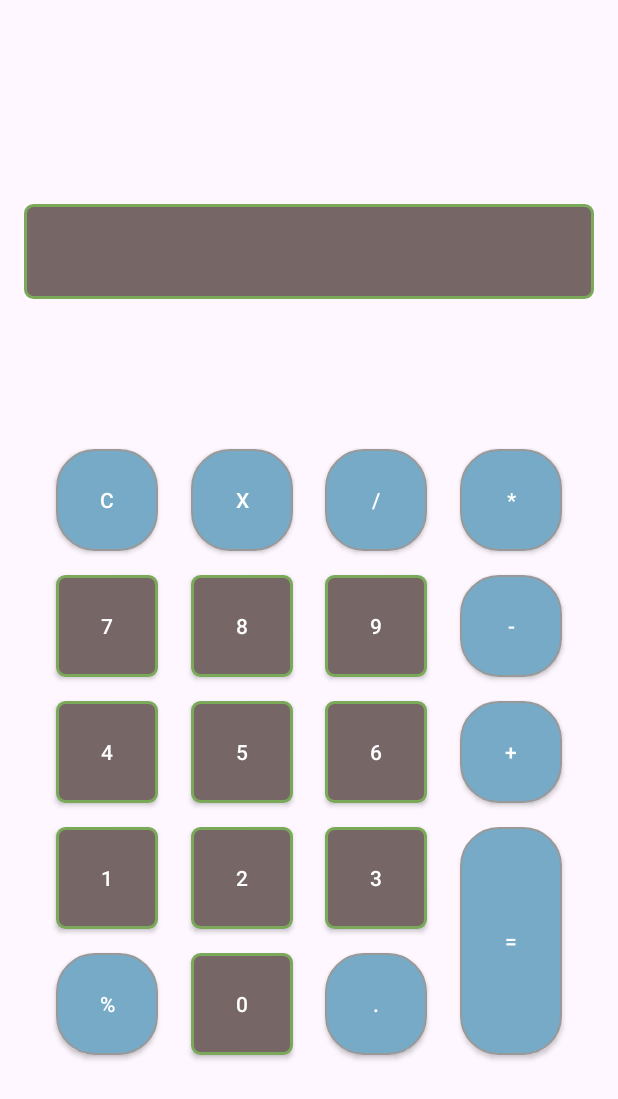
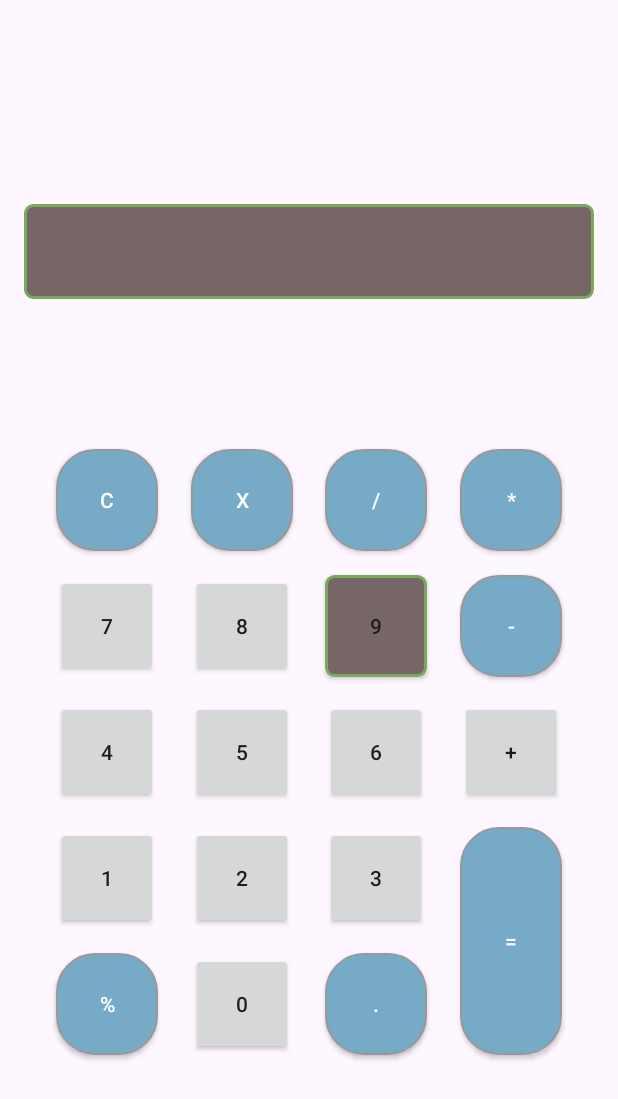
Before and after one commit to waleHa/AndroidTaskApril26, an Android app: the CalculatorActivity screen opened directly, with no data from a screen before it, on a phone screen of 412 x 824 dp. Shown: the top 1099 px of the screen. Run offline under Robolectric (Android 15) with nearby library versions, the phone set to English and light mode, and no system bars.

Commit message:
Add style

```diff
--- a/app/src/main/res/drawable/borders.xml
+++ b/app/src/main/res/drawable/borders.xml
@@ -3,4 +3,5 @@
     <solid android:color="#776666" />
     <stroke android:width="2dp" android:color="#79A959"/>
     <corners android:radius="5dp"/>
+
 </shape>
--- a/app/src/main/res/drawable/selector_button_numbers.xml
+++ b/app/src/main/res/drawable/selector_button_numbers.xml
@@ -4,5 +4,4 @@
     <item android:drawable="@drawable/shape_button_numbers_pressed" android:state_pressed="true" /> <!-- pressed -->
     <item android:drawable="@drawable/shape_button_numbers_pressed" android:state_focused="true" /> <!-- focused -->
     <item android:drawable="@drawable/borders" />
-
 </selector>
--- a/app/src/main/res/layout/activity_calculator.xml
+++ b/app/src/main/res/layout/activity_calculator.xml
@@ -15,9 +15,9 @@
         android:layout_marginTop="120dp"
         android:background="@drawable/borders"
         android:ellipsize="start"
-        android:paddingHorizontal="5dp"
         android:inputType="text"
         android:maxLines="1"
+        android:paddingHorizontal="5dp"
         android:paddingVertical="22dp"
         android:textColor="@color/white"
         app:layout_constraintEnd_toEndOf="parent"
@@ -28,8 +28,8 @@
     <!-- Group1-->
     <androidx.appcompat.widget.AppCompatButton
         android:id="@+id/button_C"
-        android:layout_width="68dp"
-        android:layout_height="68dp"
+        android:layout_width="@dimen/button_calculator_68dp"
+        android:layout_height="@dimen/button_calculator_68dp"
         android:layout_marginTop="100dp"
         android:background="@drawable/selector_button_signs"
         android:text="C"
@@ -41,8 +41,8 @@
 
     <androidx.appcompat.widget.AppCompatButton
         android:id="@+id/button_X"
-        android:layout_width="68dp"
-        android:layout_height="68dp"
+        android:layout_width="@dimen/button_calculator_68dp"
+        android:layout_height="@dimen/button_calculator_68dp"
         android:layout_marginTop="100dp"
         android:background="@drawable/selector_button_signs"
         android:text="X"
@@ -54,8 +54,8 @@
 
     <androidx.appcompat.widget.AppCompatButton
         android:id="@+id/button_div"
-        android:layout_width="68dp"
-        android:layout_height="68dp"
+        android:layout_width="@dimen/button_calculator_68dp"
+        android:layout_height="@dimen/button_calculator_68dp"
         android:layout_marginTop="100dp"
         android:background="@drawable/selector_button_signs"
         android:text="/"
@@ -67,8 +67,8 @@
 
     <androidx.appcompat.widget.AppCompatButton
         android:id="@+id/button_mult"
-        android:layout_width="68dp"
-        android:layout_height="68dp"
+        android:layout_width="@dimen/button_calculator_68dp"
+        android:layout_height="@dimen/button_calculator_68dp"
         android:layout_marginTop="100dp"
         android:background="@drawable/selector_button_signs"
         android:text="*"
@@ -81,44 +81,42 @@
 
     <androidx.appcompat.widget.AppCompatButton
         android:id="@+id/button_7"
-        android:layout_width="68dp"
-        android:layout_height="68dp"
+        android:layout_width="@dimen/button_calculator_68dp"
+        android:layout_height="@dimen/button_calculator_68dp"
         android:layout_marginTop="16dp"
-        android:background="@drawable/selector_button_numbers"
+        android:style="@style/custom_number_button"
         android:text="7"
-        android:textColor="@color/white"
         app:layout_constraintEnd_toStartOf="@+id/button_X"
         app:layout_constraintStart_toStartOf="parent"
         app:layout_constraintTop_toBottomOf="@+id/button_C" />
 
     <androidx.appcompat.widget.AppCompatButton
         android:id="@+id/button_8"
-        android:layout_width="68dp"
-        android:layout_height="68dp"
+        android:layout_width="@dimen/button_calculator_68dp"
+        android:layout_height="@dimen/button_calculator_68dp"
         android:layout_marginTop="16dp"
-        android:background="@drawable/selector_button_numbers"
         android:text="8"
-        android:textColor="@color/white"
+        android:style="@style/custom_number_button"
         app:layout_constraintEnd_toStartOf="@+id/button_div"
         app:layout_constraintStart_toEndOf="@+id/button_7"
         app:layout_constraintTop_toBottomOf="@+id/button_X" />
 
     <androidx.appcompat.widget.AppCompatButton
         android:id="@+id/button_9"
-        android:layout_width="68dp"
-        android:layout_height="68dp"
+        android:layout_width="@dimen/button_calculator_68dp"
+        android:layout_height="@dimen/button_calculator_68dp"
         android:layout_marginTop="16dp"
         android:background="@drawable/selector_button_numbers"
         android:text="9"
-        android:textColor="@color/white"
+        android:style="@style/custom_number_button"
         app:layout_constraintEnd_toStartOf="@+id/button_mult"
         app:layout_constraintStart_toEndOf="@+id/button_8"
         app:layout_constraintTop_toBottomOf="@+id/button_div" />
 
     <androidx.appcompat.widget.AppCompatButton
         android:id="@+id/button_minus"
-        android:layout_width="68dp"
-        android:layout_height="68dp"
+        android:layout_width="@dimen/button_calculator_68dp"
+        android:layout_height="@dimen/button_calculator_68dp"
         android:layout_marginTop="16dp"
         android:background="@drawable/selector_button_signs"
         android:text="-"
@@ -131,48 +129,44 @@
 
     <androidx.appcompat.widget.AppCompatButton
         android:id="@+id/button_4"
-        android:layout_width="68dp"
-        android:layout_height="68dp"
+        android:layout_width="@dimen/button_calculator_68dp"
+        android:layout_height="@dimen/button_calculator_68dp"
         android:layout_marginTop="16dp"
-        android:background="@drawable/selector_button_numbers"
         android:text="4"
-        android:textColor="@color/white"
+        android:style="@style/custom_number_button"
         app:layout_constraintEnd_toStartOf="@+id/button_X"
         app:layout_constraintStart_toStartOf="parent"
         app:layout_constraintTop_toBottomOf="@+id/button_7" />
 
     <androidx.appcompat.widget.AppCompatButton
         android:id="@+id/button_5"
-        android:layout_width="68dp"
-        android:layout_height="68dp"
+        android:layout_width="@dimen/button_calculator_68dp"
+        android:layout_height="@dimen/button_calculator_68dp"
         android:layout_marginTop="16dp"
-        android:background="@drawable/selector_button_numbers"
+        android:style="@style/custom_number_button"
         android:text="5"
-        android:textColor="@color/white"
         app:layout_constraintEnd_toStartOf="@+id/button_div"
         app:layout_constraintStart_toEndOf="@+id/button_7"
         app:layout_constraintTop_toBottomOf="@+id/button_8" />
 
     <androidx.appcompat.widget.AppCompatButton
         android:id="@+id/button_6"
-        android:layout_width="68dp"
-        android:layout_height="68dp"
+        android:layout_width="@dimen/button_calculator_68dp"
+        android:layout_height="@dimen/button_calculator_68dp"
         android:layout_marginTop="16dp"
-        android:background="@drawable/selector_button_numbers"
+        android:style="@style/custom_number_button"
         android:text="6"
-        android:textColor="@color/white"
         app:layout_constraintEnd_toStartOf="@+id/button_mult"
         app:layout_constraintStart_toEndOf="@+id/button_8"
         app:layout_constraintTop_toBottomOf="@+id/button_9" />
 
     <androidx.appcompat.widget.AppCompatButton
         android:id="@+id/button_plus"
-        android:layout_width="68dp"
-        android:layout_height="68dp"
+        android:layout_width="@dimen/button_calculator_68dp"
+        android:layout_height="@dimen/button_calculator_68dp"
         android:layout_marginTop="16dp"
-        android:background="@drawable/selector_button_signs"
+        android:style="@style/custom_number_button"
         android:text="+"
-        android:textColor="@color/button_signs_text_color"
         app:layout_constraintEnd_toEndOf="@id/button_mult"
         app:layout_constraintStart_toStartOf="@id/button_mult"
         app:layout_constraintTop_toBottomOf="@+id/button_minus" />
@@ -182,43 +176,40 @@
 
     <androidx.appcompat.widget.AppCompatButton
         android:id="@+id/button_1"
-        android:layout_width="68dp"
-        android:layout_height="68dp"
+        android:layout_width="@dimen/button_calculator_68dp"
+        android:layout_height="@dimen/button_calculator_68dp"
         android:layout_marginTop="16dp"
-        android:background="@drawable/selector_button_numbers"
         android:text="1"
-        android:textColor="@color/white"
+        android:style="@style/custom_number_button"
         app:layout_constraintEnd_toStartOf="@+id/button_X"
         app:layout_constraintStart_toStartOf="parent"
         app:layout_constraintTop_toBottomOf="@+id/button_4" />
 
     <androidx.appcompat.widget.AppCompatButton
         android:id="@+id/button_2"
-        android:layout_width="68dp"
-        android:layout_height="68dp"
+        android:layout_width="@dimen/button_calculator_68dp"
+        android:layout_height="@dimen/button_calculator_68dp"
         android:layout_marginTop="16dp"
-        android:background="@drawable/selector_button_numbers"
         android:text="2"
-        android:textColor="@color/white"
+        android:style="@style/custom_number_button"
         app:layout_constraintEnd_toStartOf="@+id/button_div"
         app:layout_constraintStart_toEndOf="@+id/button_7"
         app:layout_constraintTop_toBottomOf="@+id/button_5" />
 
     <androidx.appcompat.widget.AppCompatButton
         android:id="@+id/button_3"
-        android:layout_width="68dp"
-        android:layout_height="68dp"
+        android:layout_width="@dimen/button_calculator_68dp"
+        android:layout_height="@dimen/button_calculator_68dp"
         android:layout_marginTop="16dp"
-        android:background="@drawable/selector_button_numbers"
         android:text="3"
-        android:textColor="@color/white"
+        android:style="@style/custom_number_button"
         app:layout_constraintEnd_toStartOf="@+id/button_mult"
         app:layout_constraintStart_toEndOf="@+id/button_8"
         app:layout_constraintTop_toBottomOf="@+id/button_6" />
 
     <androidx.appcompat.widget.AppCompatButton
         android:id="@+id/button_equal"
-        android:layout_width="68dp"
+        android:layout_width="@dimen/button_calculator_68dp"
 
         android:layout_height="0dp"
         android:layout_marginTop="16dp"
@@ -235,8 +226,8 @@
 
     <androidx.appcompat.widget.AppCompatButton
         android:id="@+id/button_mode"
-        android:layout_width="68dp"
-        android:layout_height="68dp"
+        android:layout_width="@dimen/button_calculator_68dp"
+        android:layout_height="@dimen/button_calculator_68dp"
         android:layout_marginTop="16dp"
         android:background="@drawable/selector_button_signs"
         android:text="%"
@@ -247,20 +238,19 @@
 
     <androidx.appcompat.widget.AppCompatButton
         android:id="@+id/button_0"
-        android:layout_width="68dp"
-        android:layout_height="68dp"
+        android:layout_width="@dimen/button_calculator_68dp"
+        android:layout_height="@dimen/button_calculator_68dp"
         android:layout_marginTop="16dp"
-        android:background="@drawable/selector_button_numbers"
+        android:style="@style/custom_number_button"
         android:text="0"
-        android:textColor="@color/white"
         app:layout_constraintEnd_toStartOf="@+id/button_div"
         app:layout_constraintStart_toEndOf="@+id/button_7"
         app:layout_constraintTop_toBottomOf="@+id/button_2" />
 
     <androidx.appcompat.widget.AppCompatButton
         android:id="@+id/button_dot"
-        android:layout_width="68dp"
-        android:layout_height="68dp"
+        android:layout_width="@dimen/button_calculator_68dp"
+        android:layout_height="@dimen/button_calculator_68dp"
         android:layout_marginTop="16dp"
         android:background="@drawable/selector_button_signs"
         android:text="."
--- /dev/null
+++ b/app/src/main/res/values/button_number_theme.xml
@@ -0,0 +1,8 @@
+<?xml version="1.0" encoding="utf-8"?>
+<resources xmlns:android="http://schemas.android.com/apk/res/android">
+    <style name="custom_number_button" parent="TextAppearance.AppCompat.Button">
+        <item name="android:textSize">16sp</item>
+        <item name="android:textColor">@color/white</item>
+        <item name="android:background">@drawable/selector_button_numbers</item>
+    </style>
+</resources>
--- a/app/src/main/res/values/dimens.xml
+++ b/app/src/main/res/values/dimens.xml
@@ -1,4 +1,7 @@
 <?xml version="1.0" encoding="utf-8"?>
 <resources>
     <dimen name="margin_regular">12dp</dimen>
+    <dimen name="button_calculator_68dp">68dp</dimen>
+
+
 </resources>
```
